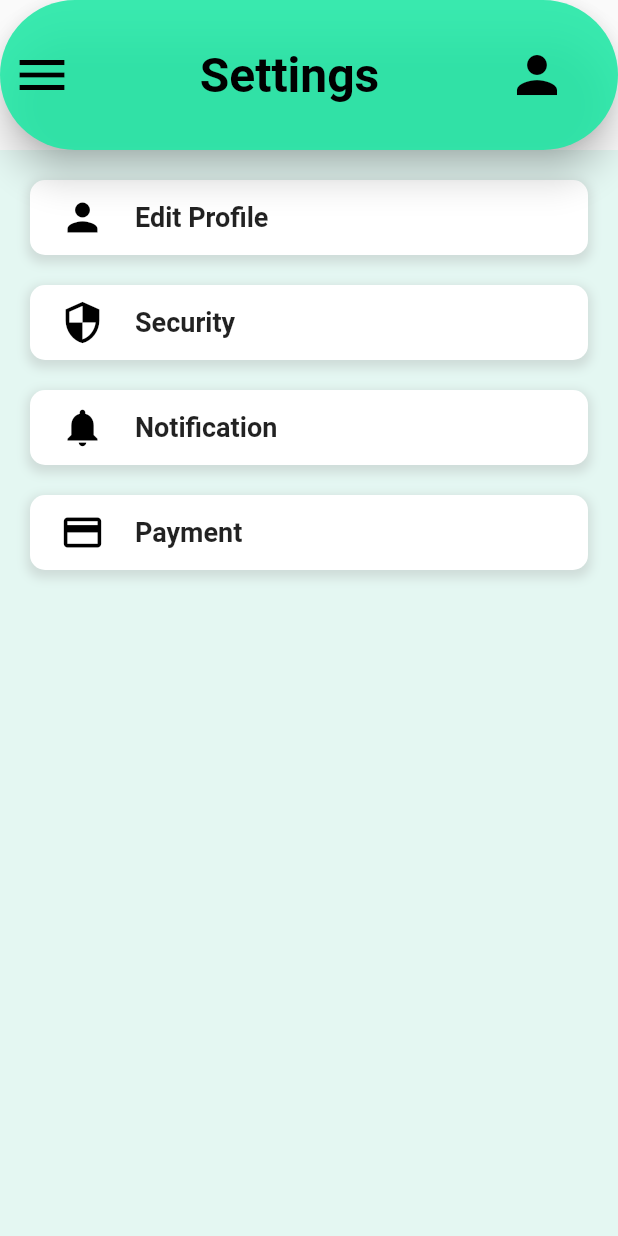
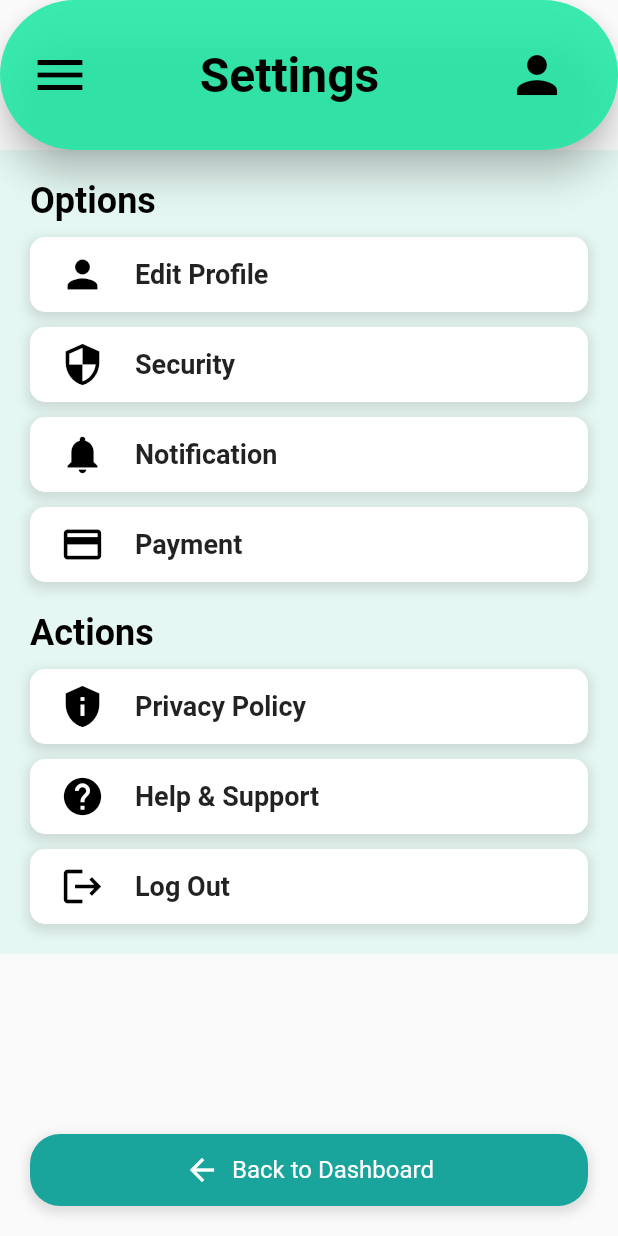
Before and after one commit to HMAHD/unifit, a Flutter app: the screen it shows after launch, after a tap on the "menu" icon, on a phone screen of 412 x 824 dp. Run offline on Flutter 3.47's test engine with Material 2 defaults, Android fonts, the phone set to English and light mode, and no system bars; missing offline and left inert: nowa_runtime; Roboto replaces fonts that are missing (Poppins).

Commit message:
Appbar & Settings page edit

```diff
--- a/lib/pages/dashboard.dart
+++ b/lib/pages/dashboard.dart
@@ -50,18 +50,21 @@ class _DashboardState extends State<Dashboard> {
               bottomLeft: Radius.circular(70),
             ),
           ),
-          leading: IconButton(
-            icon: Icon(
-              Icons.menu,
-              size: 40,
-              color: Colors.black,
+          leading: Padding(
+            padding: const EdgeInsets.all(20.0),
+            child: GestureDetector(
+              onTap: () {
+                Navigator.push(
+                  context,
+                  MaterialPageRoute(builder: (context) => Settings()),
+                );
+              },
+              child: Icon(
+                Icons.menu,
+                size: 40,
+                color: Colors.black,
+              ),
             ),
-            onPressed: () {
-              Navigator.push(
-                context,
-                MaterialPageRoute(builder: (context) => Settings()),
-              );
-            },
           ),
           title: Center(
             child: Text(
--- a/lib/pages/settings.dart
+++ b/lib/pages/settings.dart
@@ -1,9 +1,72 @@
-// ignore_for_file: prefer_const_constructors
+// ignore_for_file: prefer_const_constructors, prefer_const_literals_to_create_immutables
 import 'package:flutter/material.dart';
 
+class CustomBackButton extends StatelessWidget {
+  final VoidCallback onPressed;
+
+  const CustomBackButton({
+    super.key,
+    required this.onPressed,
+  });
+
   @override
-AppBar buildAppBar(BuildContext context, String title) {
-  return AppBar(
+  Widget build(BuildContext context) {
+    return Container(
+      margin: EdgeInsets.symmetric(horizontal: 20),
+      decoration: BoxDecoration(
+        color: Color(0xFF19A49C),
+        borderRadius: BorderRadius.only(
+          topLeft: Radius.circular(20),
+          topRight: Radius.circular(20),
+          bottomLeft: Radius.circular(20),
+          bottomRight: Radius.circular(20),
+        ),
+        boxShadow: [
+          BoxShadow(
+            color: Colors.grey.withOpacity(0.3),
+            spreadRadius: 2,
+            blurRadius: 5,
+            offset: Offset(0, 3),
+          ),
+        ],
+      ),
+      child: Material(
+        color: Colors.transparent,
+        child: InkWell(
+          onTap: onPressed,
+          child: Container(
+            padding: EdgeInsets.symmetric(vertical: 12),
+            child: Row(
+              mainAxisAlignment: MainAxisAlignment.center,
+              children: [
+                Icon(
+                  Icons.arrow_back,
+                  color: Colors.white,
+                ),
+                SizedBox(width: 8),
+                Text(
+                  'Back to Dashboard',
+                  style: TextStyle(
+                    color: Colors.white,
+                    fontSize: 16,
+                  ),
+                ),
+              ],
+            ),
+          ),
+        ),
+      ),
+    );
+  }
+}
+
+class Settings extends StatelessWidget {
+  const Settings({super.key});
+
+  @override
+  Widget build(BuildContext context) {
+    return Scaffold(
+      appBar: AppBar(
         backgroundColor: const Color.fromARGB(220, 28, 232, 164),
         toolbarHeight: 100,
         elevation: 10,
@@ -23,7 +86,7 @@ AppBar buildAppBar(BuildContext context, String title) {
             );
           },
           child: Padding(
-        padding: const EdgeInsets.all(8.0),
+            padding: const EdgeInsets.all(20.0),
             child: Icon(
               Icons.menu,
               size: 40,
@@ -33,7 +96,7 @@ AppBar buildAppBar(BuildContext context, String title) {
         ),
         title: Center(
           child: Text(
-        title,
+            'Settings',
             style: TextStyle(
               fontWeight: FontWeight.bold,
               color: Colors.black,
@@ -64,22 +127,25 @@ AppBar buildAppBar(BuildContext context, String title) {
           ),
           SizedBox(width: 26),
         ],
-  );
-}
-
-class Settings extends StatelessWidget {
-  const Settings({super.key});
-
-  @override
-  Widget build(BuildContext context) {
-    return Scaffold(
-      appBar: buildAppBar(context, 'Settings'), // Pass the title here
-      body: Container(
+      ),
+      body: Column(
+        crossAxisAlignment: CrossAxisAlignment.stretch,
+        children: [
+          Container(
             color: Color(0xFFE4F7F2),
             padding: EdgeInsets.symmetric(horizontal: 20, vertical: 20),
             child: Column(
               crossAxisAlignment: CrossAxisAlignment.stretch,
               children: [
+                Text(
+                  'Options',
+                  style: TextStyle(
+                    fontSize: 24,
+                    fontWeight: FontWeight.bold,
+                    color: Colors.black,
+                  ),
+                ),
+                SizedBox(height: 10),
                 SettingsItem(
                   icon: Icons.person,
                   title: 'Edit Profile',
@@ -87,7 +153,7 @@ class Settings extends StatelessWidget {
                     // Navigate to Edit Profile page
                   },
                 ),
-            SizedBox(height: 20),
+                SizedBox(height: 10),
                 SettingsItem(
                   icon: Icons.security,
                   title: 'Security',
@@ -95,7 +161,7 @@ class Settings extends StatelessWidget {
                     // Navigate to Security page
                   },
                 ),
-            SizedBox(height: 20),
+                SizedBox(height: 10),
                 SettingsItem(
                   icon: Icons.notifications,
                   title: 'Notification',
@@ -103,7 +169,7 @@ class Settings extends StatelessWidget {
                     // Navigate to Notification page
                   },
                 ),
-            SizedBox(height: 20),
+                SizedBox(height: 10),
                 SettingsItem(
                   icon: Icons.payment,
                   title: 'Payment',
@@ -111,8 +177,54 @@ class Settings extends StatelessWidget {
                     // Navigate to Payment page
                   },
                 ),
+                SizedBox(height: 20),
+                Text(
+                  'Actions',
+                  style: TextStyle(
+                    fontSize: 24,
+                    fontWeight: FontWeight.bold,
+                    color: Colors.black,
+                  ),
+                ),
+                SizedBox(height: 10),
+                SettingsItem(
+                  icon: Icons.privacy_tip,
+                  title: 'Privacy Policy',
+                  onTap: () {
+                    // Navigate to Notification page
+                  },
+                ),
+                SizedBox(height: 10),
+                SettingsItem(
+                  icon: Icons.help,
+                  title: 'Help & Support',
+                  onTap: () {
+                    // Navigate to Payment page
+                  },
+                ),
+                SizedBox(height: 10),
+                SettingsItem(
+                  icon: Icons.logout,
+                  title: 'Log Out',
+                  onTap: () {
+                    // Navigate to Notification page
+                  },
+                ),
               ],
             ),
+          ),
+          Spacer(), // Add space to push the button to the bottom
+          Padding(
+            padding: const EdgeInsets.only(bottom: 20),
+            child: CustomBackButton(
+              onPressed: () {
+                // Handle back button action here
+                Navigator.pop(
+                    context); // Example: Go back to the previous screen
+              },
+            ),
+          ),
+        ],
       ),
     );
   }
```
Lines whose indentation alone changed are shown as unchanged.
